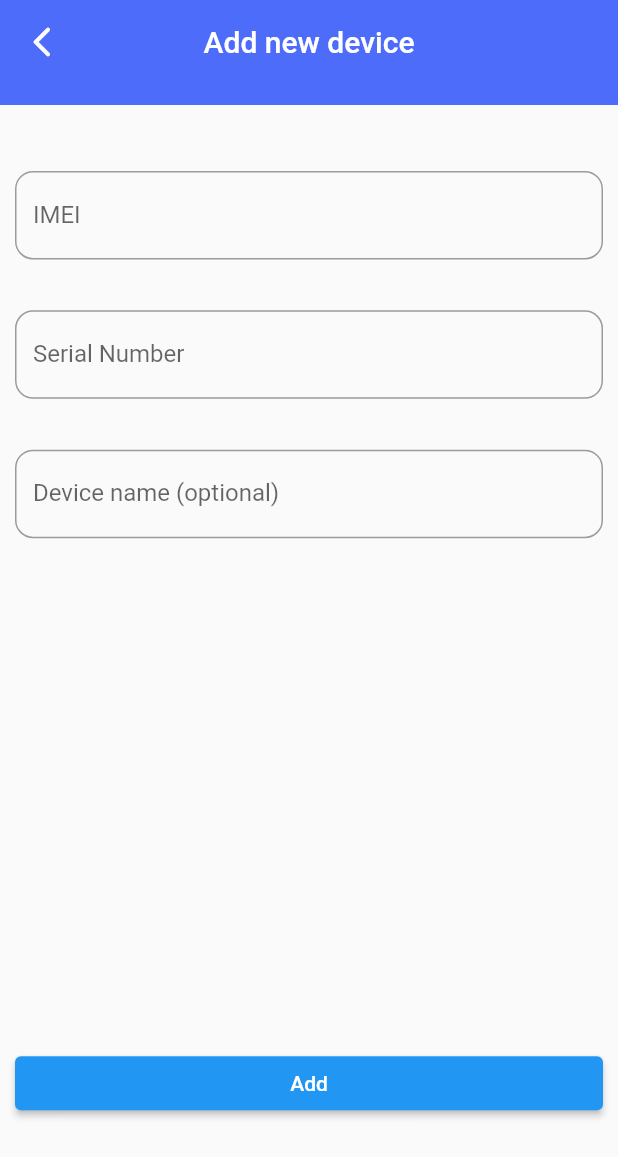
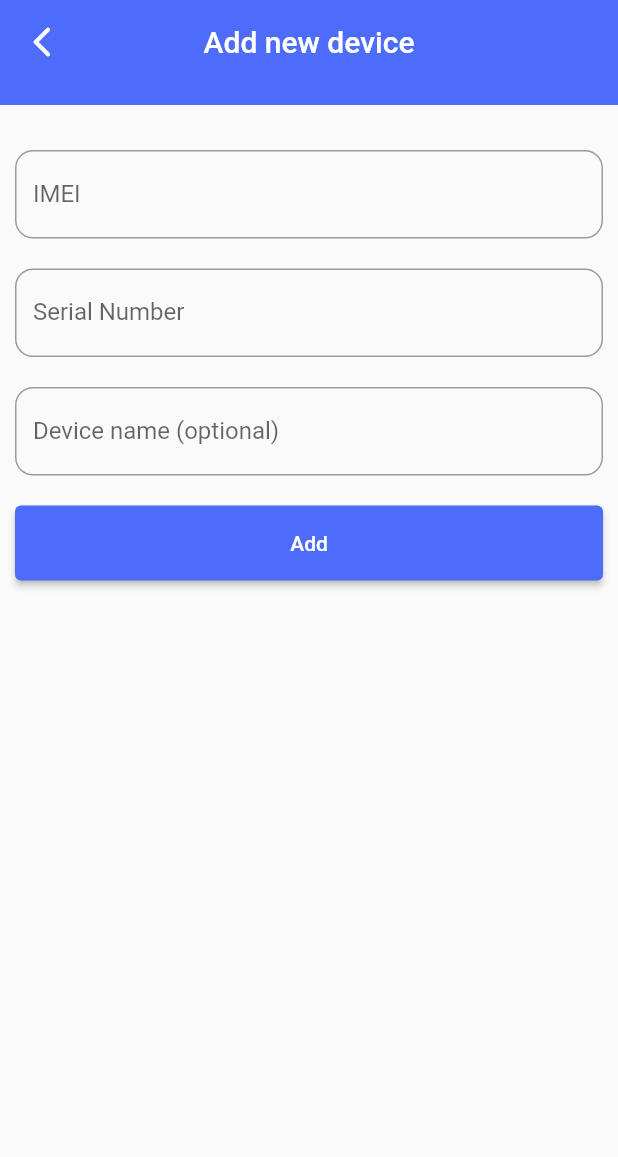
Before and after one commit to yaash45/mup-mobile-app, a Flutter app: the Dashboard screen opened directly, after a tap on the "add" icon, on a phone screen of 412 x 824 dp. Shown: the top 1157 px of the screen. Run offline on Flutter 3.47's test engine with Material 2 defaults, Android fonts, the phone set to English and light mode, and no system bars; our stand-ins replace cloud_firestore, firebase_auth, firebase_core, google_maps_flutter, permission_handler; missing offline and left inert: customtogglebuttons, flutter_sparkline; accounts and stored records are empty.

Commit message:
Update add device menu to use common color
- Also change spacer to padding to make it less ugly

```diff
--- a/lib/pages/add_new_device.dart
+++ b/lib/pages/add_new_device.dart
@@ -1,5 +1,6 @@
 import 'package:flutter/material.dart';
 import 'package:mup_app/templates/appbar.dart';
+import 'package:mup_app/templates/colors.dart';
 import '../backend/mup_firebase.dart';
 
 class AddNewDevicePage extends StatefulWidget {
@@ -91,8 +92,8 @@ class _AddNewDevicePageState extends State {
             child: Column(
               crossAxisAlignment: CrossAxisAlignment.stretch,
               children: [
-                Spacer(
-                  flex: 1,
+                Padding(
+                  padding: EdgeInsets.all(10),
                 ),
                 TextField(
                   decoration: InputDecoration(
@@ -109,8 +110,8 @@ class _AddNewDevicePageState extends State {
                   controller: imeiHolder,
                   onChanged: _setImei,
                 ),
-                Spacer(
-                  flex: 1,
+                Padding(
+                  padding: EdgeInsets.all(10),
                 ),
                 TextField(
                   decoration: InputDecoration(
@@ -127,8 +128,8 @@ class _AddNewDevicePageState extends State {
                   controller: serialHolder,
                   onChanged: _setSerial,
                 ),
-                Spacer(
-                  flex: 1,
+                Padding(
+                  padding: EdgeInsets.all(10),
                 ),
                 TextField(
                   decoration: InputDecoration(
@@ -145,15 +146,19 @@ class _AddNewDevicePageState extends State {
                   controller: nameHolder,
                   onChanged: _setName,
                 ),
-                Spacer(
-                  flex: 10,
+                Padding(
+                  padding: EdgeInsets.all(10),
                 ),
-                ElevatedButton(
-                  onPressed: _addDevice,
-                  child: Text("Add"),
-                ),
-                Spacer(
-                  flex: 2,
+                SizedBox(
+                  child: ElevatedButton(
+                    onPressed: _addDevice,
+                    child: Text("Add"),
+                    style: ButtonStyle(
+                        backgroundColor:
+                            MaterialStateProperty.all(MupColors.mainTheme)),
+                  ),
+                  height: 50,
+                  width: double.infinity,
                 ),
               ],
             ),
```
